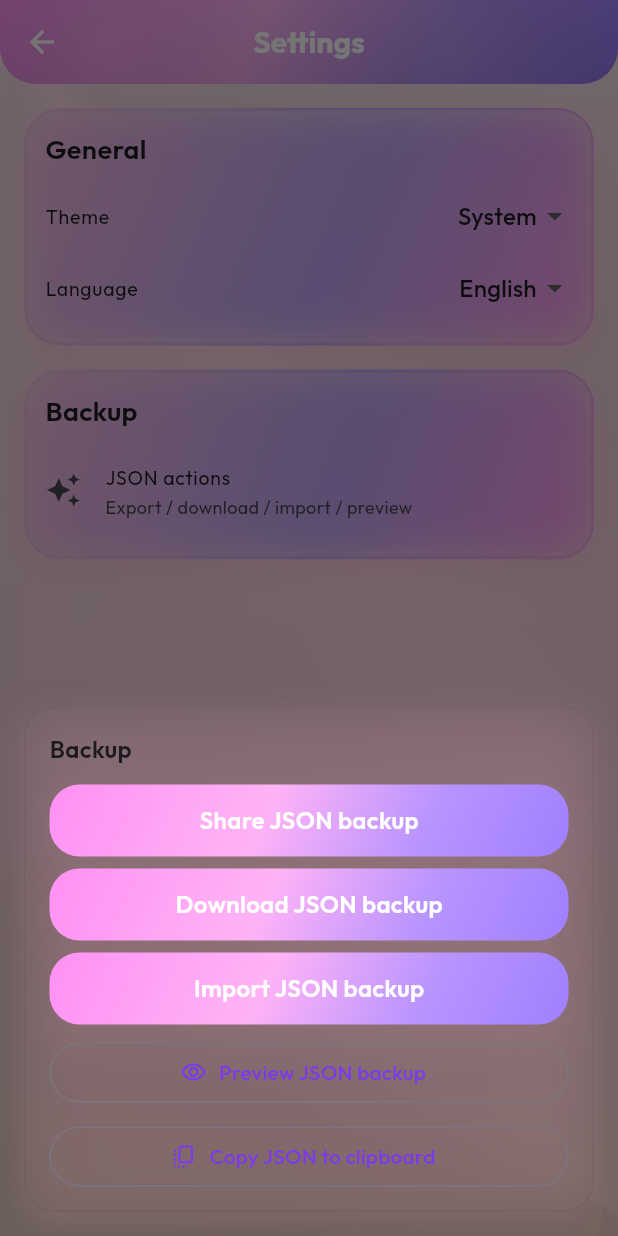
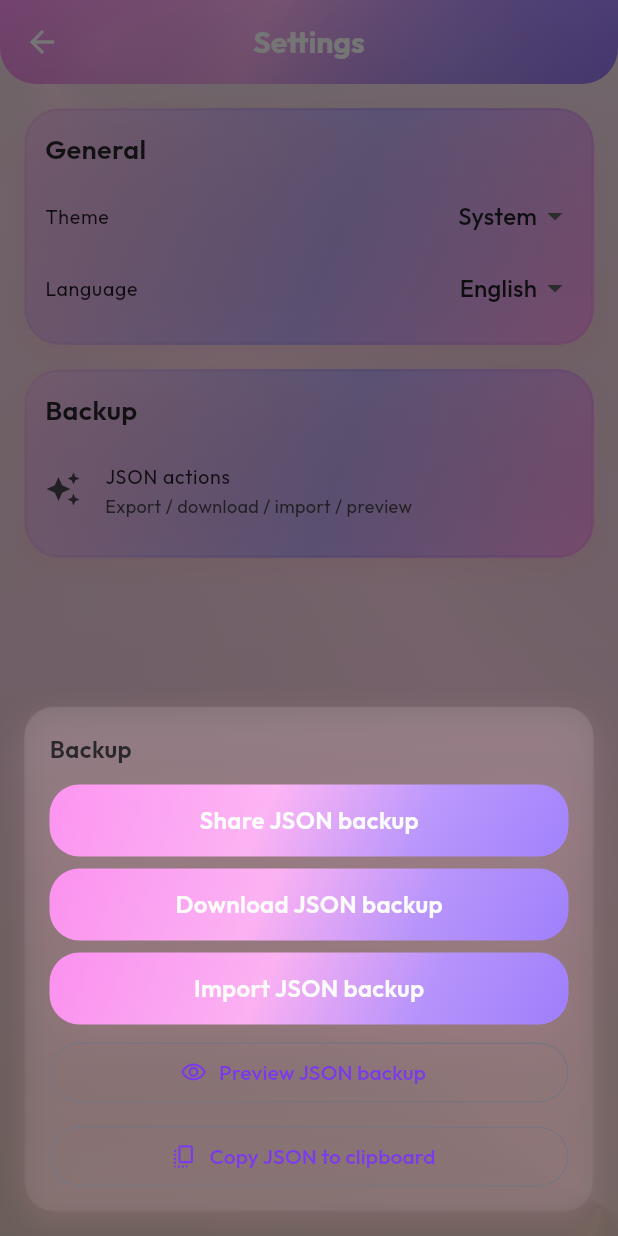
Before and after one commit to FatihEmreBARUTCU0/habit_tracker, a Flutter app: the SettingsScreen screen opened directly, after a tap on "JSON actions", on a phone screen of 412 x 824 dp. Run offline on Flutter 3.47's test engine with Material 3 defaults, Android fonts, the phone set to English and light mode, and no system bars; our stand-ins replace file_picker, fl_chart, flutter_local_notifications, google_fonts, open_filex, share_plus and 2 more; missing offline and left inert: file_saver; accounts and stored records are empty.

Commit message:
Optimize performance: disable blur in lists (useBlur=false in Settings & OutlineCard)

```diff
--- a/lib/features/settings/presentation/screens/settings_screen.dart
+++ b/lib/features/settings/presentation/screens/settings_screen.dart
@@ -38,6 +38,7 @@ class _SettingsScreenState extends State<SettingsScreen> {
           child: Padding(
             padding: const EdgeInsets.all(16),
             child: GlassCard(
+              useBlur: false,
               padding: const EdgeInsets.fromLTRB(16, 16, 16, 12),
               child: Column(
                 mainAxisSize: MainAxisSize.min,
@@ -264,6 +265,7 @@ class _SettingsScreenState extends State<SettingsScreen> {
             margin: const EdgeInsets.only(bottom: 16),
             padding: const EdgeInsets.all(12),
             radius: 22,
+             useBlur: false,
             child: Column(
               crossAxisAlignment: CrossAxisAlignment.start,
               children: [
@@ -321,6 +323,7 @@ class _SettingsScreenState extends State<SettingsScreen> {
           NeonOutlineCard(
             padding: const EdgeInsets.all(12),
             radius: 22,
+             useBlur: false,
             child: Column(
               crossAxisAlignment: CrossAxisAlignment.start,
               children: [
--- a/lib/ui/widgets/glass_card.dart
+++ b/lib/ui/widgets/glass_card.dart
@@ -10,6 +10,7 @@ class GlassCard extends StatelessWidget {
   final GestureTapCallback? onTap;
   final double? blurSigma;
   final bool highlight;
+  final bool useBlur; // ✅
 
   const GlassCard({
     super.key,
@@ -20,59 +21,71 @@ class GlassCard extends StatelessWidget {
     this.onTap,
     this.blurSigma,
     this.highlight = true,
+    this.useBlur = true, // eski davranış
   });
 
   @override
   Widget build(BuildContext context) {
     final n = context.neon;
-
-    // Tema farkı
     final isDark = Theme.of(context).brightness == Brightness.dark;
 
-    // Opsiyonel: Light modda cam film (overlay) biraz daha temiz (−%20)
-    final double overlayAlpha = isDark
-        ? n.glassOverlay
-        : (n.glassOverlay * 0.8); // 0..1 aralığında
-    final overlay = Colors.white.withValues(
-      alpha: overlayAlpha.clamp(0.0, 1.0),
-    );
+    final double overlayAlpha = isDark ? n.glassOverlay : (n.glassOverlay * 0.8);
+    final overlay = Colors.white.withValues(alpha: overlayAlpha.clamp(0.0, 1.0));
 
-    // Dış glow (neon hissi) — tema bazlı
-    final lightShadow = const Color(0xFFFFA8C2).withValues(alpha: 0.14); // sıcak şeftali
-    final darkShadow = n.glow; // dark modda neon plum kalsın
+    final lightShadow = const Color(0xFFFFA8C2).withValues(alpha: 0.14);
+    final darkShadow = n.glow;
 
-    // İç cam/blur + (opsiyonel) üstten parıltı (gradient)
-    final cardCore = ClipRRect(
-      borderRadius: BorderRadius.circular(radius),
-      child: BackdropFilter(
-        filter: ImageFilter.blur(
-          sigmaX: blurSigma ?? n.glassBlur,
-          sigmaY: blurSigma ?? n.glassBlur,
-        ),
-        child: Container(
+    // İç çekirdek (blur opsiyonel)
+    Widget core = Container(
       padding: padding,
       decoration: BoxDecoration(
         color: overlay,
         borderRadius: BorderRadius.circular(radius),
         border: Border.all(color: n.glassStroke, width: 1),
-            // Highlight kapatılabilir
-            gradient: highlight
-                ? const LinearGradient(
+        // Color + Gradient çakışmasını önlemek için parıltıyı foreground'a taşıyoruz
+        // (foregroundDecoration aşağıda eklenecek)
+      ),
+      // foregroundDecoration = highlight ? … : null şeklinde verilecek
+      foregroundDecoration: highlight
+          ? const BoxDecoration(
+              gradient: LinearGradient(
                 begin: Alignment.topCenter,
                 end: Alignment.bottomCenter,
-                    colors: [
-                      Color(0x11FFFFFF), // çok hafif beyaz
-                      Color(0x00000000), // tamamen saydam
-                    ],
+                colors: [Color(0x11FFFFFF), Color(0x00000000)],
+              ),
+              // borderRadius foreground'da da belirtilmeli
+              borderRadius: BorderRadius.all(Radius.circular(20)),
             )
           : null,
+      child: child,
+    );
+
+    if (useBlur) {
+      core = BackdropFilter(
+        filter: ImageFilter.blur(
+          sigmaX: blurSigma ?? n.glassBlur,
+          sigmaY: blurSigma ?? n.glassBlur,
         ),
-          child: child,
-        ),
+        child: core,
+      );
+    }
+
+    final cardCore = ClipRRect(
+      borderRadius: BorderRadius.circular(radius),
+      child: core,
+    );
+
+    final content = onTap == null
+        ? cardCore
+        : Material( // 👈 splash için
+            type: MaterialType.transparency,
+            child: InkWell(
+              borderRadius: BorderRadius.circular(radius),
+              onTap: onTap,
+              child: cardCore,
             ),
           );
 
-    // Dış glow (tema bazlı ayarlı)
     return Container(
       margin: margin,
       decoration: BoxDecoration(
@@ -80,19 +93,13 @@ class GlassCard extends StatelessWidget {
         boxShadow: [
           BoxShadow(
             color: isDark ? darkShadow : lightShadow,
-            blurRadius: isDark ? 24 : 16,     // light’ta daha az blur
-            spreadRadius: isDark ? 1 : 0.2,   // light’ta daha dar penumbra
+            blurRadius: isDark ? 24 : 16,
+            spreadRadius: isDark ? 1 : 0.2,
             offset: isDark ? const Offset(0, 8) : const Offset(0, 6),
           ),
         ],
       ),
-      child: onTap == null
-          ? cardCore
-          : InkWell(
-              borderRadius: BorderRadius.circular(radius),
-              onTap: onTap,
-              child: cardCore,
-            ),
+      child: content,
     );
   }
 }
--- a/lib/ui/widgets/neon_habit_tile.dart
+++ b/lib/ui/widgets/neon_habit_tile.dart
@@ -171,6 +171,7 @@ class NeonHabitTile extends StatelessWidget {
           padding: const EdgeInsets.all(12),
           radius: 22,
            glow: false,
+            useBlur: false,
             blurSigma: 8,
           child: InkWell(
             borderRadius: BorderRadius.circular(22),
--- a/lib/ui/widgets/neon_outline_card.dart
+++ b/lib/ui/widgets/neon_outline_card.dart
@@ -8,80 +8,85 @@ class NeonOutlineCard extends StatelessWidget {
   final double radius;
   final EdgeInsetsGeometry margin;
 
-
   final bool coolHint;
   final bool glow;
   final double? blurSigma;
+  final bool useBlur; // performans anahtarı
 
   const NeonOutlineCard({
     super.key,
     required this.child,
     this.padding = const EdgeInsets.all(12),
     this.radius = 20,
-    this.margin = const EdgeInsets.all(0),
+    this.margin = EdgeInsets.zero,
     this.coolHint = false,
     this.glow = true,
     this.blurSigma,
+    this.useBlur = true, // eski davranış (blur açık)
   });
+
+  // Önerilen paletler
+  static const List<Color> _softTrio = <Color>[
+    Color(0xFFF7BFE8), // blush
+    Color(0xFFB9A7FF), // lilac
+    Color(0xFFFF9CF0), // pink
+  ];
+
+  static const List<Color> _skyTrio = <Color>[
+    Color(0xFFCADBFF), // sky-lilac
+    Color(0xFFB9A7FF), // lilac
+    Color(0xFFFF9CF0), // pink
+  ];
 
   @override
   Widget build(BuildContext context) {
     final n = context.neon;
-
-    // Tema: Light/Dark ayrımı
     final isDark = Theme.of(context).brightness == Brightness.dark;
 
-    // Light için sıcak şeftali ışıma (%12 alfa), Dark için tema glowy (plum)
-    final lightShadow = const Color(0xFFFFA8C2).withValues(alpha: 0.12);
-    final darkShadow  = n.glow;
+    // Tema bazlı dış ışıma
+    final Color lightShadow = const Color(0xFFFFA8C2).withValues(alpha: 0.12);
+    final Color darkShadow = n.glow;
 
-    // Önerilen palet: blush → lilac → pink
-    const softTrio = <Color>[
-      Color(0xFFF7BFE8), // blush (yumuşak, cyan/yeşil değil)
-      Color(0xFFB9A7FF), // lilac (9B87FF'ten daha yumuşak)
-      Color(0xFFFF9CF0), // pink (FF8DF2'den biraz daha açık)
-    ];
+    // Blur kapalıysa gölgeyi kıs (fast-path)
+    final double blurRadius = useBlur ? (isDark ? 28 : 18) : (isDark ? 18 : 12);
+    final double spreadRadius = useBlur ? (isDark ? 0.5 : 0.2) : (isDark ? 0.3 : 0.1);
+    final Offset offset =
+        useBlur ? (isDark ? const Offset(0, 10) : const Offset(0, 8)) : (isDark ? const Offset(0, 8) : const Offset(0, 6));
 
-    // Alternatif: sky-lilac → lilac → pink (mavi dokunuş, yeşilsiz)
-    const skyTrio = <Color>[
-      Color(0xFFCADBFF), // sky-lilac (mavi; kesinlikle yeşil/cyan değil)
-      Color(0xFFB9A7FF), // lilac
-      Color(0xFFFF9CF0), // pink
-    ];
+    final List<Color> gradientColors = coolHint ? _skyTrio : _softTrio;
 
-    final gradientColors = coolHint ? skyTrio : softTrio;
-
-    return Container(
+    return RepaintBoundary(
+      child: Container(
         margin: margin,
         decoration: BoxDecoration(
           borderRadius: BorderRadius.circular(radius + 2),
-        // Neon yumuşak ışıma — tema bazlı
           boxShadow: glow
               ? [
                   BoxShadow(
                     color: isDark ? darkShadow : lightShadow,
-                  blurRadius: isDark ? 28 : 18,
-                  spreadRadius: isDark ? 0.5 : 0.2,
-                  offset: isDark ? const Offset(0, 10) : const Offset(0, 8),
+                    blurRadius: blurRadius,
+                    spreadRadius: spreadRadius,
+                    offset: offset,
                   ),
                 ]
               : const [],
-
+          // DİKKAT: const kullanmıyoruz; colors dinamik
           gradient: LinearGradient(
             begin: Alignment.topLeft,
             end: Alignment.bottomRight,
+            stops: const [0.0, 0.55, 1.0],
             colors: gradientColors,
-          stops: const [0.0, 0.55, 1.0],
           ),
         ),
-      // 1–2px neon “stroke”
-      padding: const EdgeInsets.all(1.2),
+        // 1–2 px neon “stroke”
+        padding: EdgeInsets.all(useBlur ? 1.2 : 1.0),
         child: GlassCard(
           padding: padding,
           radius: radius,
           blurSigma: blurSigma,
+          useBlur: useBlur, // cam blur aç/kapat
           child: child,
-
+        ),
       ),
     );
   }
```
Lines whose indentation alone changed are shown as unchanged.
